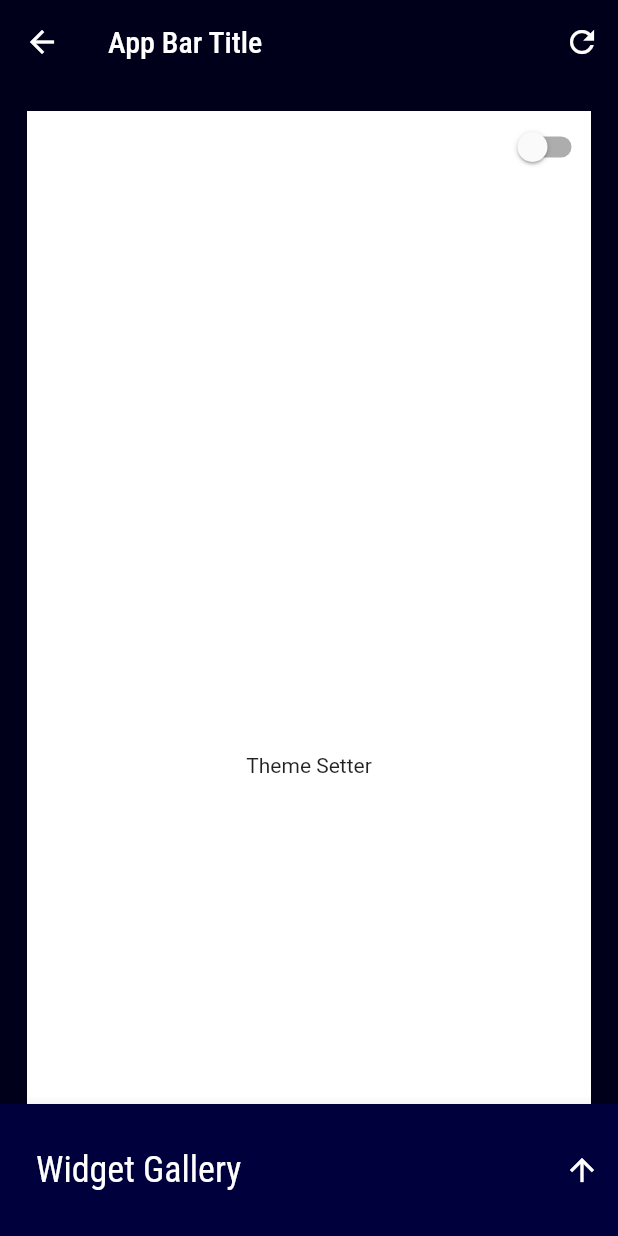
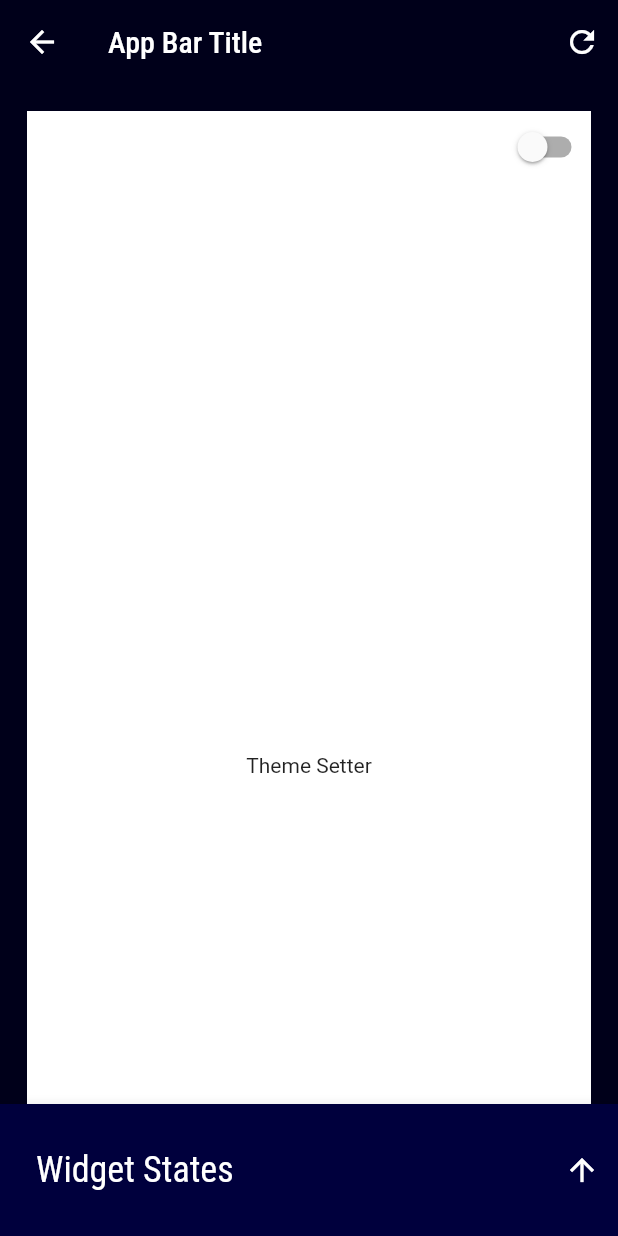
Before and after one commit to DhruvamSharma/Flutter-StoryBoard, a Flutter app: the screen it shows after launch, after a tap on "App Bar", after a tap on "App bar with Title", on a phone screen of 412 x 824 dp. Run offline on Flutter 3.47's test engine with Material 2 defaults, Android fonts, the phone set to English and light mode, and no system bars; our stand-ins replace google_fonts, rxdart; missing offline and left inert: universal_html.

```diff
--- a/lib/storyboard_home_page/home_page.dart
+++ b/lib/storyboard_home_page/home_page.dart
@@ -1,6 +1,6 @@
 import 'package:flutter/foundation.dart';
 import 'package:flutter/material.dart';
-import 'package:storyboard/article_page/article_page.dart';
+import 'package:storyboard/web_only_article_page/article_page.dart';
 import 'package:storyboard/storyboard_home_page/widget_list_container.dart';
 import 'package:storyboard/widget_library/widget_list_data.dart';
 
--- a/lib/themes.dart
+++ b/lib/widget_library/themes.dart
@@ -1,15 +1,16 @@
 import 'package:flutter/material.dart';
 
-import 'utils/colors.dart';
+import '../utils/colors.dart';
 
 enum StoryboardThemeKeys { LIGHT, DARK }
 
 class StoryBoardThemes {
   static final ThemeData lightTheme = ThemeData(
-    primarySwatch: Colors.purple,
+    primarySwatch: Colors.amber,
     brightness: Brightness.light,
     scaffoldBackgroundColor: Colors.white,
     accentColor: accentColor,
+    buttonColor: Colors.amber,
     primaryColorDark: primaryDarkColor,
     primaryColor: primaryColor,
     iconTheme: IconThemeData(
@@ -18,12 +19,13 @@ class StoryBoardThemes {
   );
 
   static final ThemeData darkTheme = ThemeData(
-    primarySwatch: Colors.purple,
+    primarySwatch: getColor(0xffad1457),
     brightness: Brightness.dark,
-    scaffoldBackgroundColor: primaryDarkColor,
-    accentColor: accentColor,
-    primaryColorDark: primaryDarkColor,
-    primaryColor: primaryColor,
+    scaffoldBackgroundColor: getColor(0xffad1457),
+    accentColor: getColor(0xffe35183),
+    buttonColor: getColor(0xff78002e),
+    primaryColorDark: getColor(0xff78002e),
+    primaryColor: getColor(0xffad1457),
     iconTheme: IconThemeData(
       color: Colors.white,
     ),
--- a/lib/widget_showcase/bottom_sheet_bloc.dart
+++ b/lib/widget_showcase/bottom_sheet_bloc.dart
@@ -6,7 +6,6 @@ class Bloc {
   final _selectedWidgetIndexStreamController = PublishSubject<int>();
 
   void updateIndex(int newIndex) {
-    print('in bloc $newIndex');
     _selectedWidgetIndexStreamController.sink.add(newIndex);
   }
 
--- a/lib/widget_showcase/storyboard_bottom_sheet.dart
+++ b/lib/widget_showcase/storyboard_bottom_sheet.dart
@@ -45,7 +45,7 @@ class _StoryBoardBottomSheetState extends State<StoryBoardBottomSheet> {
                       },
                       contentPadding: EdgeInsets.all(0),
                       title: Text(
-                        'Widget Gallery',
+                        'Widget States',
                         style: Theme.of(context).textTheme.headline,
                       ),
                       trailing: IconButton(
--- a/lib/widget_showcase/widget_to_showcase.dart
+++ b/lib/widget_showcase/widget_to_showcase.dart
@@ -1,6 +1,6 @@
 import 'package:flutter/material.dart';
 
-import '../themes.dart';
+import '../widget_library/themes.dart';
 import 'bottom_sheet_bloc.dart';
 
 class WidgetToShowcase extends StatefulWidget {
```
Also changed, not shown: lib/web_only_article_page/article_page.dart (renamed from lib/article_page/article_page.dart), lib/web_only_article_page/article_pojo.dart (renamed from lib/article_page/article_pojo.dart), 24 other files.
